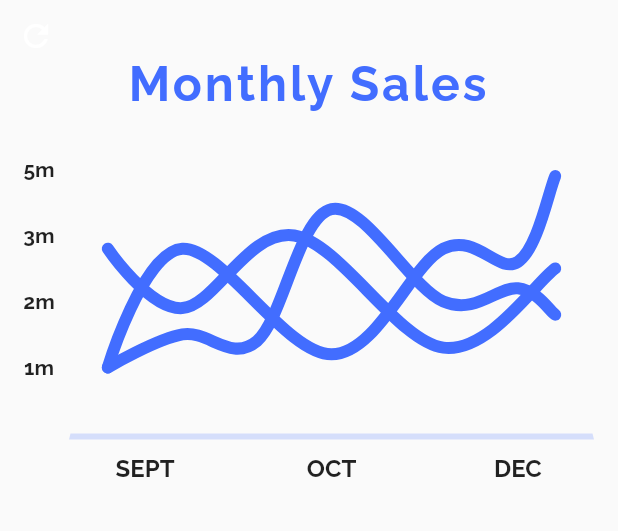
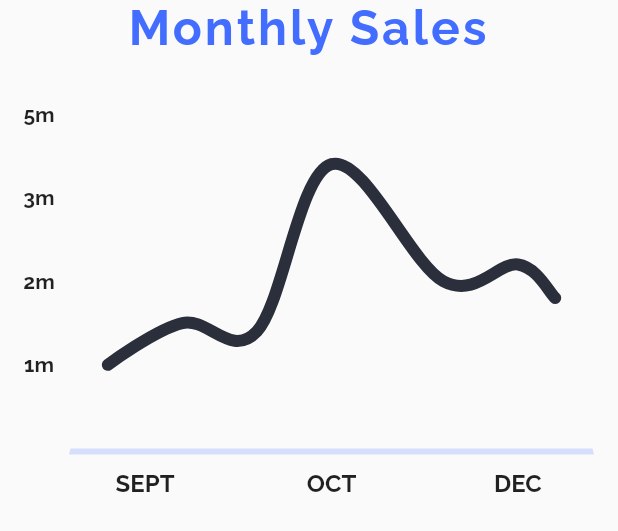
Before and after one commit to TheAbror/dr_iq, a Flutter app: the LineChartSample1 widget shown alone on an empty page, opened directly, on a phone screen of 412 x 824 dp. Shown: the top 531 px of the screen. Run offline on Flutter 3.47's test engine with Material 2 defaults, Android fonts, the phone set to English and light mode, and no system bars; drawn by our look-alikes of fl_chart; our stand-ins replace chopper, equatable, flutter_bloc, flutter_screenutil, flutter_svg, rive and 1 more; missing offline and left inert: flutter_dialogs; accounts and stored records are empty; generated files the repository leaves out were written again.

Commit message:
modified lines according to my needs

```diff
--- a/lib/ui/home_page/tabs/history_page/line_chart.dart
+++ b/lib/ui/home_page/tabs/history_page/line_chart.dart
@@ -32,7 +32,6 @@ class MyLineChart extends StatelessWidget {
         gridData: gridData,
         titlesData: titlesData2,
         borderData: borderData,
-        lineBarsData: lineBarsData2,
         minX: 0,
         maxX: 14,
         maxY: 6,
@@ -63,8 +62,6 @@ class MyLineChart extends StatelessWidget {
 
   List<LineChartBarData> get lineBarsData1 => [
         lineChartBarData1_1,
-        lineChartBarData1_2,
-        lineChartBarData1_3,
       ];
 
   LineTouchData get lineTouchData2 => const LineTouchData(
@@ -85,12 +82,6 @@ class MyLineChart extends StatelessWidget {
           sideTitles: leftTitles(),
         ),
       );
-
-  List<LineChartBarData> get lineBarsData2 => [
-        lineChartBarData2_1,
-        lineChartBarData2_2,
-        lineChartBarData2_3,
-      ];
 
   Widget leftTitleWidgets(double value, TitleMeta meta) {
     const style = TextStyle(
@@ -177,7 +168,7 @@ class MyLineChart extends StatelessWidget {
 
   LineChartBarData get lineChartBarData1_1 => LineChartBarData(
         isCurved: true,
-        color: AppColors.primary,
+        color: AppColors.textMain,
         barWidth: 8,
         isStrokeCapRound: true,
         dotData: const FlDotData(show: false),
@@ -190,98 +181,6 @@ class MyLineChart extends StatelessWidget {
           FlSpot(10, 2),
           FlSpot(12, 2.2),
           FlSpot(13, 1.8),
-        ],
-      );
-
-  LineChartBarData get lineChartBarData1_2 => LineChartBarData(
-        isCurved: true,
-        color: AppColors.primary,
-        barWidth: 8,
-        isStrokeCapRound: true,
-        dotData: const FlDotData(show: false),
-        belowBarData: BarAreaData(
-          show: false,
-          color: AppColors.primary.withOpacity(0),
-        ),
-        spots: const [
-          FlSpot(1, 1),
-          FlSpot(3, 2.8),
-          FlSpot(7, 1.2),
-          FlSpot(10, 2.8),
-          FlSpot(12, 2.6),
-          FlSpot(13, 3.9),
-        ],
-      );
-
-  LineChartBarData get lineChartBarData1_3 => LineChartBarData(
-        isCurved: true,
-        color: AppColors.primary,
-        barWidth: 8,
-        isStrokeCapRound: true,
-        dotData: const FlDotData(show: false),
-        belowBarData: BarAreaData(show: false),
-        spots: const [
-          FlSpot(1, 2.8),
-          FlSpot(3, 1.9),
-          FlSpot(6, 3),
-          FlSpot(10, 1.3),
-          FlSpot(13, 2.5),
-        ],
-      );
-
-  LineChartBarData get lineChartBarData2_1 => LineChartBarData(
-        isCurved: true,
-        curveSmoothness: 0,
-        color: AppColors.primary.withOpacity(0.5),
-        barWidth: 4,
-        isStrokeCapRound: true,
-        dotData: const FlDotData(show: false),
-        belowBarData: BarAreaData(show: false),
-        spots: const [
-          FlSpot(1, 1),
-          FlSpot(3, 4),
-          FlSpot(5, 1.8),
-          FlSpot(7, 5),
-          FlSpot(10, 2),
-          FlSpot(12, 2.2),
-          FlSpot(13, 1.8),
-        ],
-      );
-
-  LineChartBarData get lineChartBarData2_2 => LineChartBarData(
-        isCurved: true,
-        color: AppColors.primary.withOpacity(0.5),
-        barWidth: 4,
-        isStrokeCapRound: true,
-        dotData: const FlDotData(show: false),
-        belowBarData: BarAreaData(
-          show: true,
-          color: AppColors.primary.withOpacity(0.2),
-        ),
-        spots: const [
-          FlSpot(1, 1),
-          FlSpot(3, 2.8),
-          FlSpot(7, 1.2),
-          FlSpot(10, 2.8),
-          FlSpot(12, 2.6),
-          FlSpot(13, 3.9),
-        ],
-      );
-
-  LineChartBarData get lineChartBarData2_3 => LineChartBarData(
-        isCurved: true,
-        curveSmoothness: 0,
-        color: AppColors.primary.withOpacity(0.5),
-        barWidth: 2,
-        isStrokeCapRound: true,
-        dotData: const FlDotData(show: true),
-        belowBarData: BarAreaData(show: false),
-        spots: const [
-          FlSpot(1, 3.8),
-          FlSpot(3, 1.9),
-          FlSpot(6, 5),
-          FlSpot(10, 3.3),
-          FlSpot(13, 4.5),
         ],
       );
 }
@@ -306,14 +205,9 @@ class LineChartSample1State extends State<LineChartSample1> {
   Widget build(BuildContext context) {
     return AspectRatio(
       aspectRatio: 1.23,
-      child: Stack(
-        children: <Widget>[
-          Column(
+      child: Column(
         crossAxisAlignment: CrossAxisAlignment.stretch,
         children: <Widget>[
-              const SizedBox(
-                height: 37,
-              ),
           const Text(
             'Monthly Sales',
             style: TextStyle(
@@ -324,31 +218,13 @@ class LineChartSample1State extends State<LineChartSample1> {
             ),
             textAlign: TextAlign.center,
           ),
-              const SizedBox(
-                height: 37,
-              ),
+          const SizedBox(height: 37),
           Expanded(
             child: Padding(
               padding: const EdgeInsets.only(right: 16, left: 6),
               child: MyLineChart(isShowingMainData: isShowingMainData),
             ),
           ),
-              const SizedBox(
-                height: 10,
-              ),
-            ],
-          ),
-          IconButton(
-            icon: Icon(
-              Icons.refresh,
-              color: Colors.white.withOpacity(isShowingMainData ? 1.0 : 0.5),
-            ),
-            onPressed: () {
-              setState(() {
-                isShowingMainData = !isShowingMainData;
-              });
-            },
-          )
         ],
       ),
     );
```
Lines whose indentation alone changed are shown as unchanged.
